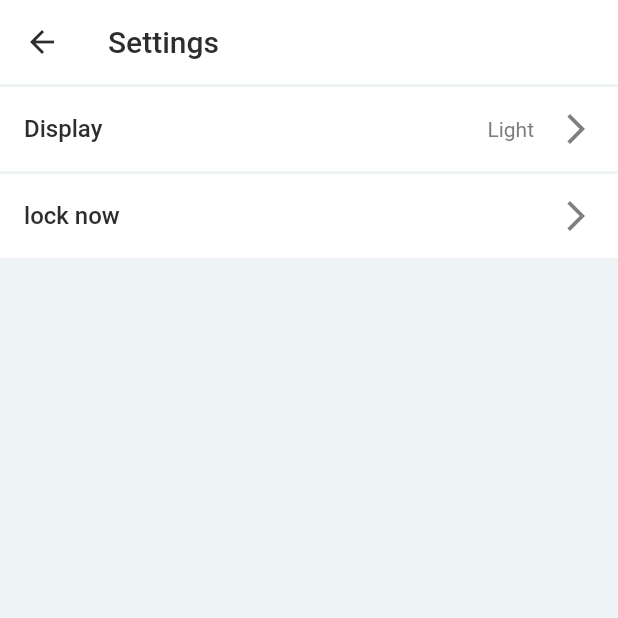
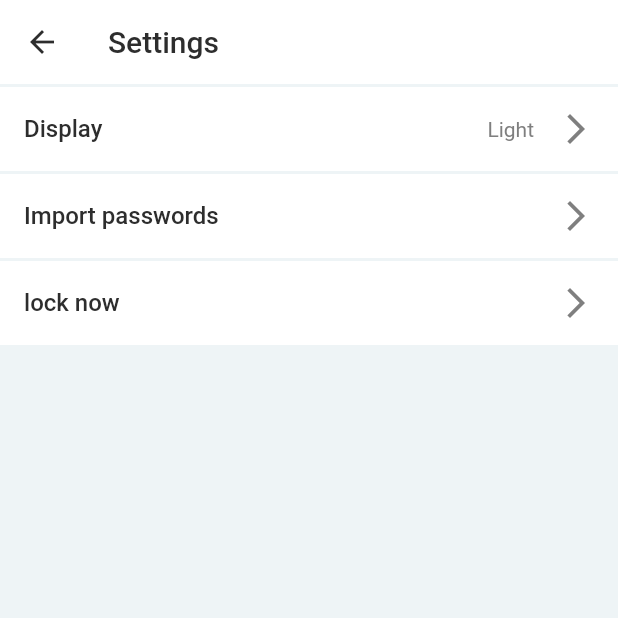
Before and after one commit to Appli-chic/chic_pass, a Flutter app: the SettingsScreen screen opened directly, on a phone screen of 412 x 824 dp, the top half of it. Run offline on Flutter 3.47's test engine with Material 2 defaults, Android fonts, the phone set to English and light mode, and no system bars; our stand-ins replace flutter_secure_storage, sqflite; accounts and stored records are empty.

Commit message:
Add import settings button.

```diff
--- a/assets/languages/localization_en.json
+++ b/assets/languages/localization_en.json
@@ -39,5 +39,6 @@
   "with_numbers": "With numbers",
   "with_special_characters": "With special characters",
   "light": "Light",
-  "dark": "Dark"
+  "dark": "Dark",
+  "import_passwords": "Import passwords"
 }
--- a/assets/languages/localization_fr.json
+++ b/assets/languages/localization_fr.json
@@ -39,5 +39,6 @@
   "with_numbers": "Avec des nombres",
   "with_special_characters": "Avec caractère spécial",
   "light": "Clair",
-  "dark": "Sombre"
+  "dark": "Sombre",
+  "import_passwords": "Importer vos mots de passe"
 }
--- a/lib/ui/screen/settings_screen.dart
+++ b/lib/ui/screen/settings_screen.dart
@@ -41,7 +41,17 @@ class _SettingsScreenState extends State<SettingsScreen> {
               await Navigator.pushNamed(context, '/display_screen');
             },
           ),
-          SettingItem(title: AppTranslations.of(context).text("lock_now")),
+          SettingItem(
+            title: AppTranslations.of(context).text("import_passwords"),
+            onClick: () {
+            },
+          ),
+          SettingItem(
+            title: AppTranslations.of(context).text("lock_now"),
+            onClick: () {
+              Navigator.pop(context);
+            },
+          ),
         ],
       ),
     );
```
